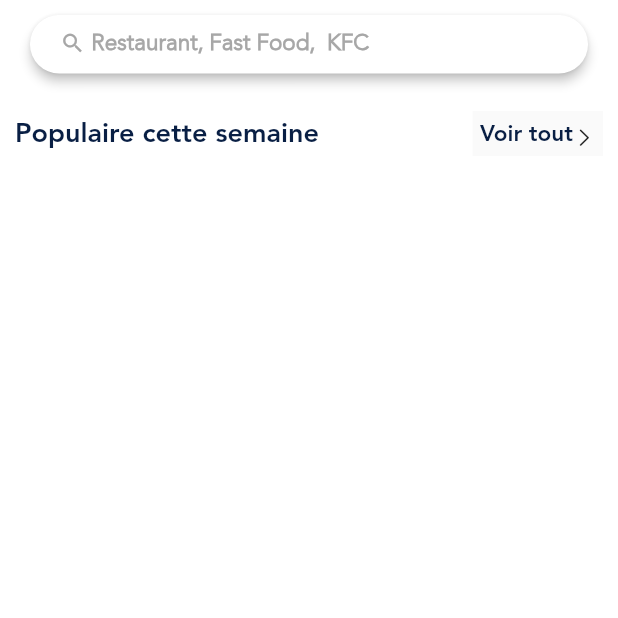
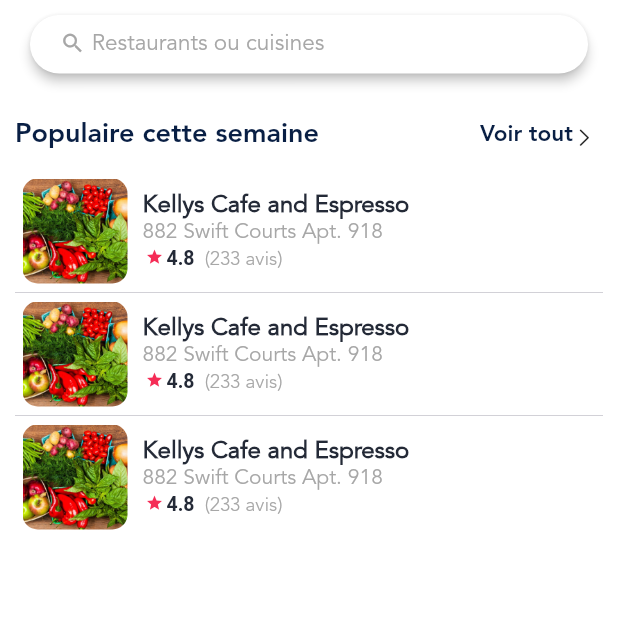
Before and after one commit to jowilf/restaurant-ui, a Flutter app: the screen it shows after launch, on a phone screen of 412 x 824 dp, the top half of it. Run offline on Flutter 3.47's test engine with Material 2 defaults, Android fonts, the phone set to English and light mode, and no system bars; our stand-ins replace pin_code_fields, rflutter_alert; missing offline and left inert: flutter_statusbarcolor.

Commit message:
add home page

```diff
--- a/lib/ui/components/FoodView.dart
+++ b/lib/ui/components/FoodView.dart
@@ -0,0 +1,78 @@
+import 'package:flutter/cupertino.dart';
+import 'package:flutter/material.dart';
+import 'package:nekxolivro/values/Palette.dart';
+import 'package:nekxolivro/values/Res.dart';
+import 'package:nekxolivro/values/StringRes.dart';
+
+class FoodView extends StatelessWidget {
+  @override
+  Widget build(BuildContext context) {
+    return Material(
+      color: Colors.transparent,
+      child: InkWell(
+        onTap: () => null,
+        child: Container(
+          padding: EdgeInsets.all(5),
+          child: Row(
+            children: <Widget>[
+              ClipRRect(
+                borderRadius: BorderRadius.circular(10.0),
+                child: Image.asset(
+                  Res.login_back,
+                  height: 70.0,
+                  width: 70.0,
+                  fit: BoxFit.cover,
+                ),
+              ),
+              SizedBox(
+                width: 10,
+              ),
+              Column(
+                crossAxisAlignment: CrossAxisAlignment.start,
+                children: <Widget>[
+                  Text(
+                    "Kellys Cafe and Espresso",
+                    textAlign: TextAlign.start,
+                    style: TextStyle(
+                        color: Palette.colorBlack,
+                        fontSize: 16,
+                        fontWeight: FontWeight.bold),
+                  ),
+                  Text("882 Swift Courts Apt. 918",
+                      textAlign: TextAlign.start,
+                      style: TextStyle(
+                        color: Palette.greyText,
+                        fontSize: 14,
+                      )),
+                  RichText(
+                      text: TextSpan(
+                          style: TextStyle(
+                              color: Palette.greyText,
+                              fontSize: 13,
+                              fontFamily: StringRes.Avenir_Light),
+                          children: [
+                        WidgetSpan(
+                            child: Container(
+                          padding: EdgeInsets.all(2),
+                          child: Icon(
+                            Icons.star,
+                            color: Palette.colorSecondary,
+                            size: 12,
+                          ),
+                        )),
+                        TextSpan(
+                            text: "4.8",
+                            style: TextStyle(
+                                fontWeight: FontWeight.bold,
+                                color: Palette.colorBlack)),
+                        TextSpan(text: "  (233 avis)")
+                      ]))
+                ],
+              )
+            ],
+          ),
+        ),
+      ),
+    );
+  }
+}
--- a/lib/ui/screens/HomePage.dart
+++ b/lib/ui/screens/HomePage.dart
@@ -1,5 +1,7 @@
 import 'package:flutter/cupertino.dart';
 import 'package:flutter/material.dart';
+import 'package:flutter_statusbarcolor/flutter_statusbarcolor.dart';
+import 'package:nekxolivro/ui/components/FoodView.dart';
 import 'package:nekxolivro/values/AppRoutes.dart';
 import 'package:nekxolivro/values/Palette.dart';
 import 'package:nekxolivro/values/StringRes.dart';
@@ -12,6 +14,7 @@ class HomePage extends StatefulWidget {
 class HomePageState extends State<HomePage> {
   @override
   Widget build(BuildContext context) {
+    FlutterStatusbarcolor.setStatusBarColor(Colors.white);
     return Scaffold(
         backgroundColor: Palette.whiteBackGround,
         body: SafeArea(
@@ -42,8 +45,7 @@ class HomePageState extends State<HomePage> {
                           text: TextSpan(
                             style: TextStyle(
                               color: Palette.greyText,
-                              fontFamily: StringRes.Avenir_Light,
-                              fontWeight: FontWeight.bold,
+                              fontFamily: StringRes.Avenir_Book,
                               fontSize: 15,
                             ),
                             children: [
@@ -65,13 +67,12 @@ class HomePageState extends State<HomePage> {
                     height: 5,
                   ),
                   SingleChildScrollView(
-                      child: Column(
-                    mainAxisSize: MainAxisSize.max,
-                    children: <Widget>[
-                      Container(
-                        padding:
-                            EdgeInsets.symmetric(vertical: 20, horizontal: 10),
-                        child: Row(
+                      child: Container(
+                    padding: EdgeInsets.symmetric(vertical: 20, horizontal: 10),
+                    child: Column(
+                      mainAxisSize: MainAxisSize.max,
+                      children: <Widget>[
+                        Row(
                           mainAxisAlignment: MainAxisAlignment.spaceBetween,
                           children: <Widget>[
                             Expanded(
@@ -86,6 +87,7 @@ class HomePageState extends State<HomePage> {
                               ),
                             ),
                             Material(
+                              color: Colors.transparent,
                               child: InkWell(
                                 onTap: () => Navigator.pushNamed(
                                     context, AppRoutes.login),
@@ -112,8 +114,18 @@ class HomePageState extends State<HomePage> {
                             )
                           ],
                         ),
-                      )
-                    ],
+                        SizedBox(
+                          height: 10,
+                        ),
+                        ListView.separated(
+                          physics: NeverScrollableScrollPhysics(),
+                          shrinkWrap: true,
+                          itemBuilder: (_, index) => FoodView(),
+                          separatorBuilder: (_, __) => Divider(height: 2,color: Palette.greyDark,),
+                          itemCount: 3,
+                        ),
+                      ],
+                    ),
                   ))
                 ],
               ),
--- a/lib/ui/screens/LoginPage.dart
+++ b/lib/ui/screens/LoginPage.dart
@@ -120,7 +120,8 @@ class LoginPageState extends State<LoginPage> {
                             Material(
                               color: Colors.transparent,
                               child: InkWell(
-                                  onTap: () => Navigator.pushNamed(context, AppRoutes.forgotPassword),
+                                  onTap: () => Navigator.pushNamed(
+                                      context, AppRoutes.forgotPassword),
                                   child: Container(
                                     padding: EdgeInsets.all(10),
                                     child: Text(
@@ -139,7 +140,8 @@ class LoginPageState extends State<LoginPage> {
                             Material(
                               color: Colors.transparent,
                               child: InkWell(
-                                onTap: () => Navigator.pushNamed(context, AppRoutes.register),
+                                onTap: () => Navigator.pushNamed(
+                                    context, AppRoutes.register),
                                 child: Container(
                                   padding: EdgeInsets.all(10),
                                   child: RichText(
@@ -148,7 +150,8 @@ class LoginPageState extends State<LoginPage> {
                                             StringRes.vous_navez_pas_de_compte,
                                         style: TextStyle(
                                             fontSize: 16,
-                                            color: Palette.greyText),
+                                            color: Palette.greyText,
+                                            fontFamily: StringRes.Avenir_Book),
                                         children: [
                                           TextSpan(
                                             text: StringRes.s_inscrire,
--- a/lib/ui/screens/PhoneVerificationPage.dart
+++ b/lib/ui/screens/PhoneVerificationPage.dart
@@ -45,7 +45,10 @@ class PhoneVerificationPageState extends State<PhoneVerificationPage> {
                   textAlign: TextAlign.center,
                   text: TextSpan(
                       text: StringRes.en_attente_otp,
-                      style: TextStyle(color: Palette.greyText, fontSize: 15),
+                      style: TextStyle(
+                          color: Palette.greyText,
+                          fontSize: 15,
+                          fontFamily: StringRes.Avenir_Book),
                       children: [
                         TextSpan(
                             text: "62374698",
@@ -148,8 +151,10 @@ class PhoneVerificationPageState extends State<PhoneVerificationPage> {
                       textAlign: TextAlign.center,
                       text: TextSpan(
                           text: StringRes.vous_navez_pas_recu_code + "\n",
-                          style:
-                              TextStyle(fontSize: 14, color: Palette.greyText),
+                          style: TextStyle(
+                              fontSize: 14,
+                              color: Palette.greyText,
+                              fontFamily: StringRes.Avenir_Book),
                           children: [
                             TextSpan(
                               text: StringRes.renvoyer_code,
--- a/lib/ui/screens/RegisterPage.dart
+++ b/lib/ui/screens/RegisterPage.dart
@@ -98,7 +98,9 @@ class RegisterPageState extends State<RegisterPage> {
                           text: TextSpan(
                               text: StringRes.text_avant_conditions,
                               style: TextStyle(
-                                  fontSize: 14, color: Palette.greyText),
+                                  fontSize: 14,
+                                  color: Palette.greyText,
+                                  fontFamily: StringRes.Avenir_Book),
                               children: [
                                 TextSpan(
                                   text: StringRes.termes_et_conditions,
@@ -149,7 +151,10 @@ class RegisterPageState extends State<RegisterPage> {
             textAlign: TextAlign.center,
             text: TextSpan(
                 text: "Êtes vous sur que le numero",
-                style: TextStyle(fontSize: 15, color: Palette.greyText),
+                style: TextStyle(
+                    fontSize: 15,
+                    color: Palette.greyText,
+                    fontFamily: StringRes.Avenir_Book),
                 children: [
                   TextSpan(
                       text: " 62374698 ",
--- a/lib/values/StringRes.dart
+++ b/lib/values/StringRes.dart
@@ -21,7 +21,7 @@ class StringRes {
   static const String nouveau_mot_de_passe = "Nouveau mot de passe";
   static const String confirmer_mot_de_passe = "Confirmer le mot de passe";
   static const String search_home =
-    "Restaurant, Fast Food,  KFC";
+    "Restaurants ou cuisines";
   static const String renitialiser_mot_de_passe =
       "Renitialiser votre mot de passe";
   static const String email = "Email";
```
